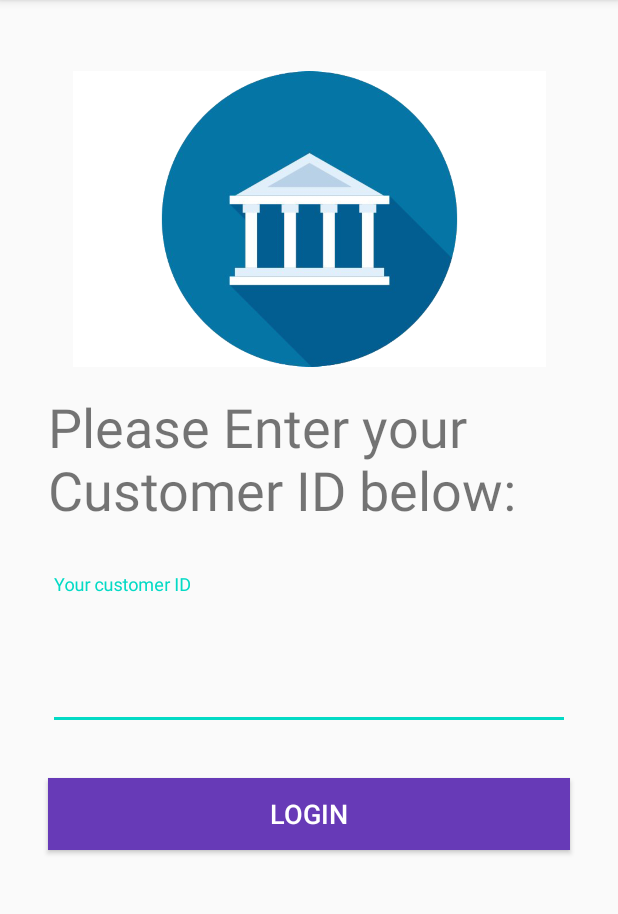
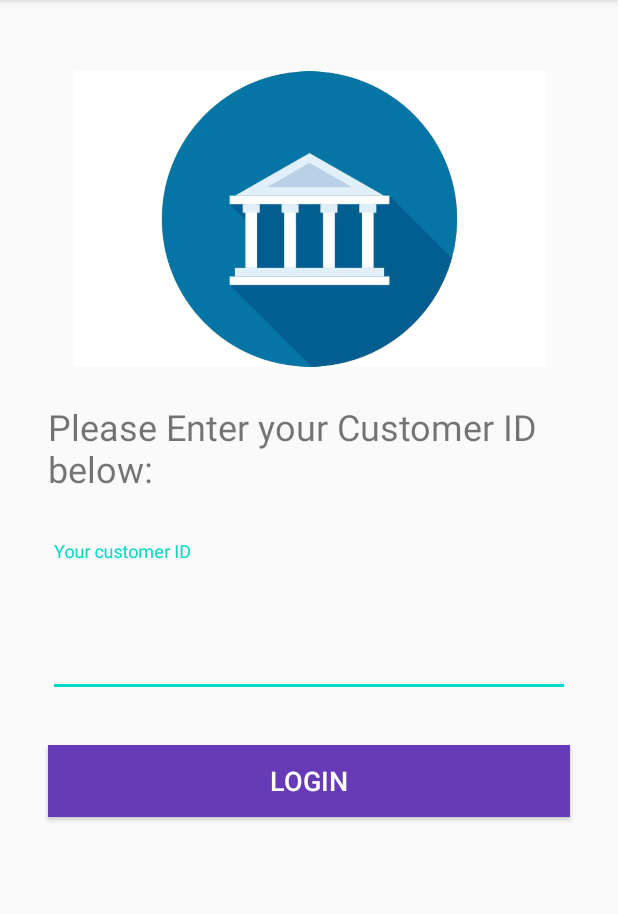
Before and after one commit to rishabh-khurana/ioT-BankingApp, an Android app: the screen it shows after launch (MainActivity), on a phone screen of 412 x 824 dp, the part 84-998 px from its top. Run offline under Robolectric (Android 15) with nearby library versions, the phone set to English and light mode, and no system bars.

Commit message:
added todo

```diff
--- a/app/src/main/java/com/example/bankassist/MainActivity.kt
+++ b/app/src/main/java/com/example/bankassist/MainActivity.kt
@@ -17,5 +17,10 @@ class MainActivity : AppCompatActivity() {
         val loginButton = findViewById<Button>(R.id.loginButton)
         // customer number entered by user
         val customerInput = findViewById<View>(R.id.customerInput)
+
+        loginButton.setOnClickListener {
+            // TODO : check if customer ID exists in database
+            // TODO : if not show error message
+        }
     }
 }
--- a/app/src/main/res/layout/activity_main.xml
+++ b/app/src/main/res/layout/activity_main.xml
@@ -22,10 +22,11 @@
         android:layout_height="wrap_content"
         android:layout_marginStart="32dp"
         android:layout_marginLeft="32dp"
+        android:layout_marginTop="8dp"
         android:layout_marginEnd="32dp"
         android:layout_marginRight="32dp"
         android:text="Please Enter your Customer ID below:"
-        android:textSize="36sp"
+        android:textSize="24sp"
         android:visibility="visible"
         app:layout_constraintEnd_toEndOf="parent"
         app:layout_constraintHorizontal_bias="0.0"
```
